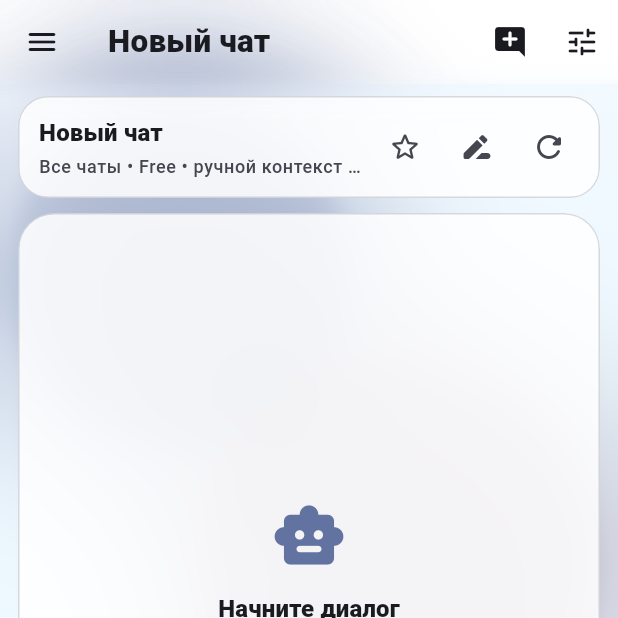
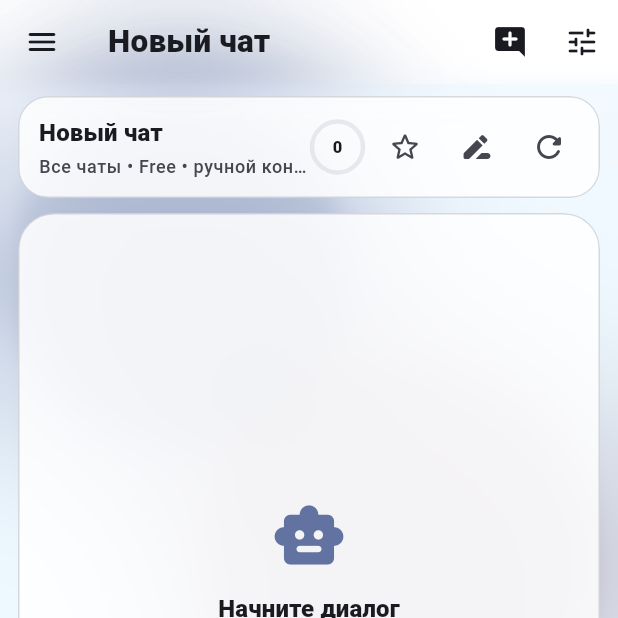
Before and after one commit to Goodog2013/Goodog-s-AI, a Flutter app: the screen it shows after launch, on a phone screen of 412 x 824 dp, the top half of it. Run offline on Flutter 3.47's test engine with Material 3 defaults, Android fonts, the phone set to English and light mode, and no system bars; our stand-ins replace shared_preferences; missing offline and left inert: window_manager; accounts and stored records are empty.

Commit message:
contextFix

```diff
--- a/lib/src/presentation/screens/chat_screen.dart
+++ b/lib/src/presentation/screens/chat_screen.dart
@@ -1408,6 +1408,8 @@ class _ChatScreenState extends State<ChatScreen> {
                     ],
                   ),
                 ),
+                _buildContextUsageCircle(context, controller),
+                const SizedBox(width: 4),
                 IconButton(
                   tooltip: thread.isFavorite
                       ? 'Убрать из избранного'
@@ -1463,6 +1465,41 @@ class _ChatScreenState extends State<ChatScreen> {
     final tier = controller.profile.plan.title;
     final mark = controller.activeThread.isFavorite ? ' • избранный' : '';
     return '$folderName • $tier • $contextMode $contextInfo$mark';
+  }
+
+  Widget _buildContextUsageCircle(
+    BuildContext context,
+    ChatController controller,
+  ) {
+    final colors = Theme.of(context).colorScheme;
+    final current = controller.activeContextMessagesCount;
+    final max = controller.limits.maxContextMessages;
+    final ratio = max <= 0 ? 0.0 : (current / max).clamp(0.0, 1.0);
+    final label = current > 99 ? '99+' : current.toString();
+
+    return Tooltip(
+      message: 'Контекст: $current/$max',
+      child: SizedBox(
+        width: 34,
+        height: 34,
+        child: Stack(
+          alignment: Alignment.center,
+          children: [
+            CircularProgressIndicator(
+              value: ratio,
+              strokeWidth: 3,
+              backgroundColor: colors.outlineVariant.withValues(alpha: 0.35),
+            ),
+            Text(
+              label,
+              style: Theme.of(
+                context,
+              ).textTheme.labelSmall?.copyWith(fontWeight: FontWeight.w800),
+            ),
+          ],
+        ),
+      ),
+    );
   }
 
   String? _folderNameById(ChatController controller, String folderId) {
```
Also changed, not shown: lib/src/application/chat_service.dart (+28 -4 lines).
